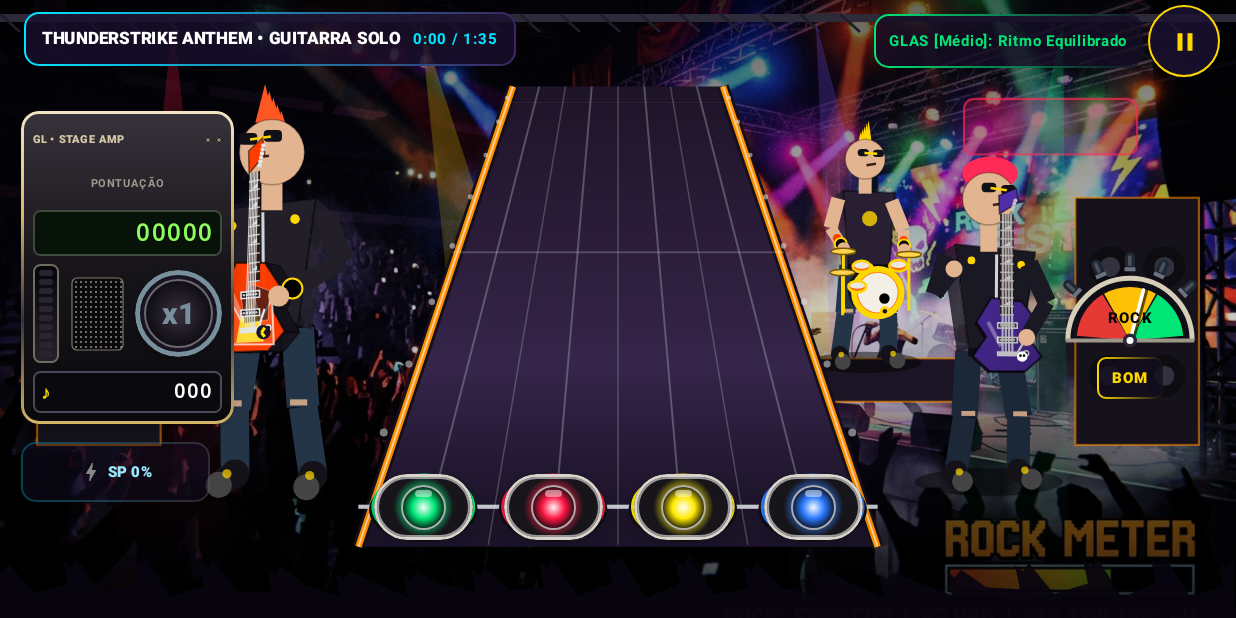
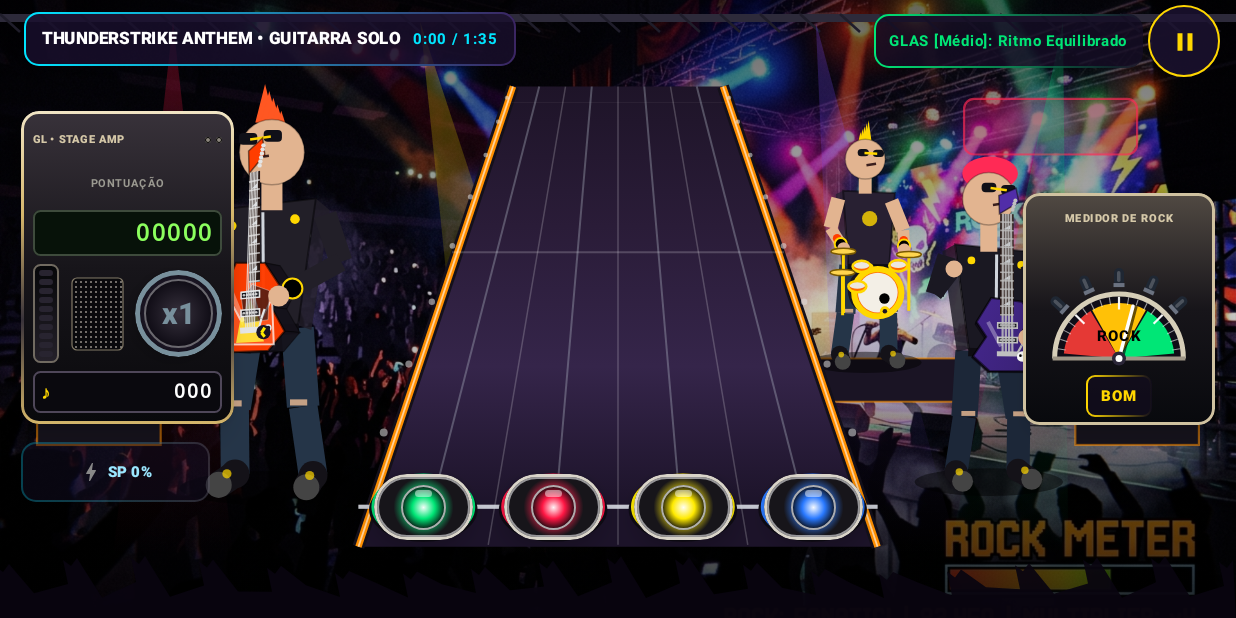
Before and after one commit to romulomarianoseverino-bit/GUITAR-LEGENDS-APP, an Android app built with Jetpack Compose: the composable LiveStageGameplayScreen shown on its own in the app's theme, on a phone screen of 824 x 412 dp (held sideways). Run offline under Robolectric (Android 15) with nearby library versions, the phone set to English and light mode, and no system bars; our stand-ins replace Firebase (no records; nobody signed in at launch, a user with empty details on screens opened directly); 3 statements that could not run were skipped.

Commit message:
Refinar medidor analógico com escala graduada e moldura metálica

```diff
--- a/app/src/main/java/com/example/guitarlegends/ui/screens/LiveStageGameplayScreen.kt
+++ b/app/src/main/java/com/example/guitarlegends/ui/screens/LiveStageGameplayScreen.kt
@@ -815,12 +815,20 @@ private fun AnalogRockMeterWithTubes(
     Column(
         horizontalAlignment = Alignment.CenterHorizontally,
         modifier = Modifier
-            .width(114.dp)
+            .width(128.dp)
+            .shadow(8.dp, RoundedCornerShape(11.dp))
+            .background(
+                Brush.verticalGradient(listOf(Color(0xFF514A43), Color(0xFF17151A), Color(0xFF08090D))),
+                RoundedCornerShape(11.dp)
+            )
+            .border(1.5.dp, Color(0xFFD0C2A0), RoundedCornerShape(11.dp))
+            .padding(horizontal = 5.dp, vertical = 5.dp)
             .testTag("analog_rock_meter")
     ) {
+        Text("MEDIDOR DE ROCK", color = Color(0xFFD6C9A9), fontSize = 7.sp, fontWeight = FontWeight.Black, letterSpacing = 1.sp)
         Box(
             modifier = Modifier
-                .width(112.dp)
+                .width(116.dp)
                 .height(92.dp),
             contentAlignment = Alignment.BottomCenter
         ) {
@@ -909,6 +917,27 @@ private fun AnalogRockMeterWithTubes(
                     topLeft = arcTopLeft,
                     size = arcSize
                 )
+
+                // Escala analógica com marcas graduadas ao redor do arco
+                for (tick in 0..20) {
+                    val angle = Math.toRadians((180.0 + tick * 9.0))
+                    val outer = dialRadius * 0.96f
+                    val inner = if (tick % 5 == 0) dialRadius * 0.76f else dialRadius * 0.84f
+                    val start = Offset(
+                        dialCenter.x + (cos(angle) * inner).toFloat(),
+                        dialCenter.y + (sin(angle) * inner).toFloat()
+                    )
+                    val end = Offset(
+                        dialCenter.x + (cos(angle) * outer).toFloat(),
+                        dialCenter.y + (sin(angle) * outer).toFloat()
+                    )
+                    drawLine(
+                        color = if (tick % 5 == 0) Color.White.copy(alpha = 0.95f) else Color.White.copy(alpha = 0.58f),
+                        start = start,
+                        end = end,
+                        strokeWidth = if (tick % 5 == 0) 2.2f else 1.1f
+                    )
+                }
 
                 // Aro cromado / dourado do mostrador
                 drawArc(
```
